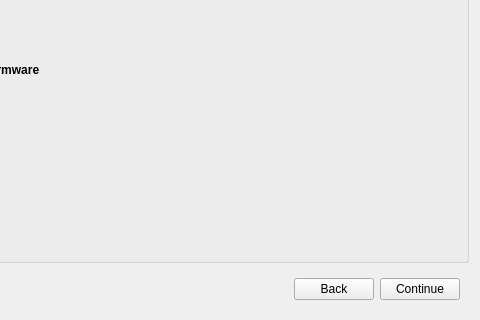
Bertrand256/dash-masternode-tool, file src/ui/ui_wallet_tools_dlg.ui: the form before one commit; both pictures show x 200 to 680 and y 162 to 482 of the 680 by 482 pixel window.
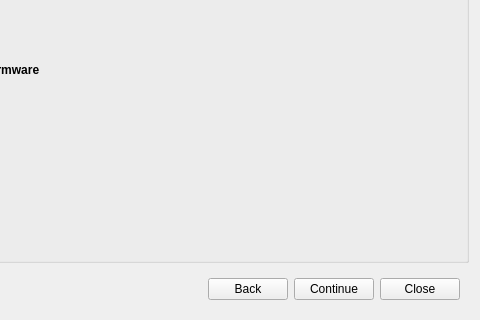
The form after the commit.

Commit message: Wallet tools: a little UI tweaks. Ledger Nano: using the ledgerwallet library to access additional info not available with btchip (firmware version, bootloader mode)

Diff of the .ui file:
```diff
--- a/src/ui/ui_wallet_tools_dlg.ui
+++ b/src/ui/ui_wallet_tools_dlg.ui
@@ -211,6 +211,13 @@
         </property>
        </widget>
       </item>
+      <item>
+       <widget class="QPushButton" name="btnClose">
+        <property name="text">
+         <string>Close</string>
+        </property>
+       </widget>
+      </item>
      </layout>
     </widget>
    </item>
```
The commit also changes 16 other files.
